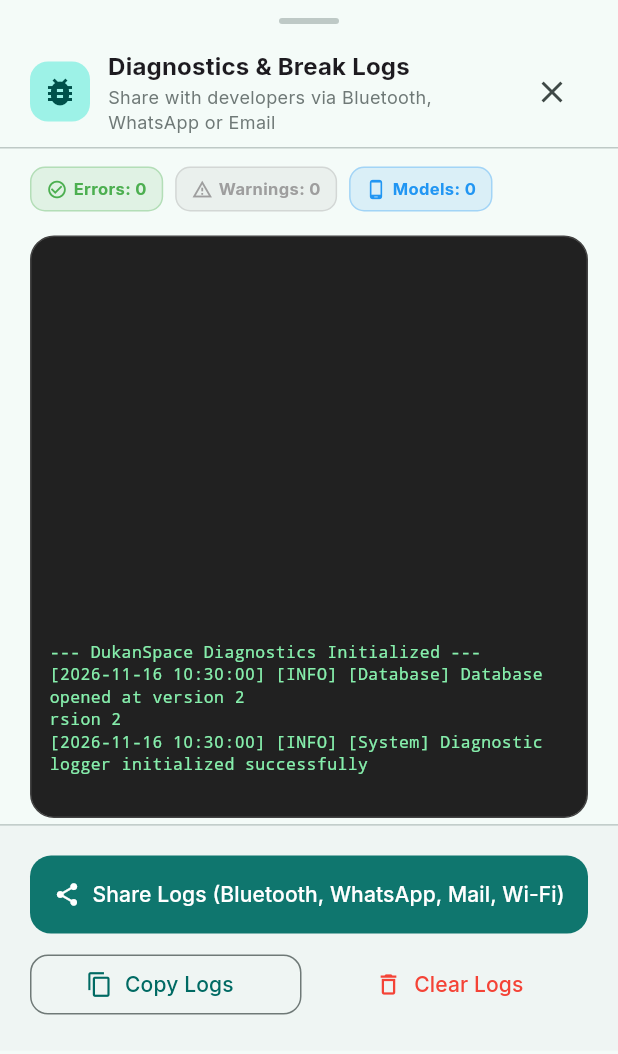
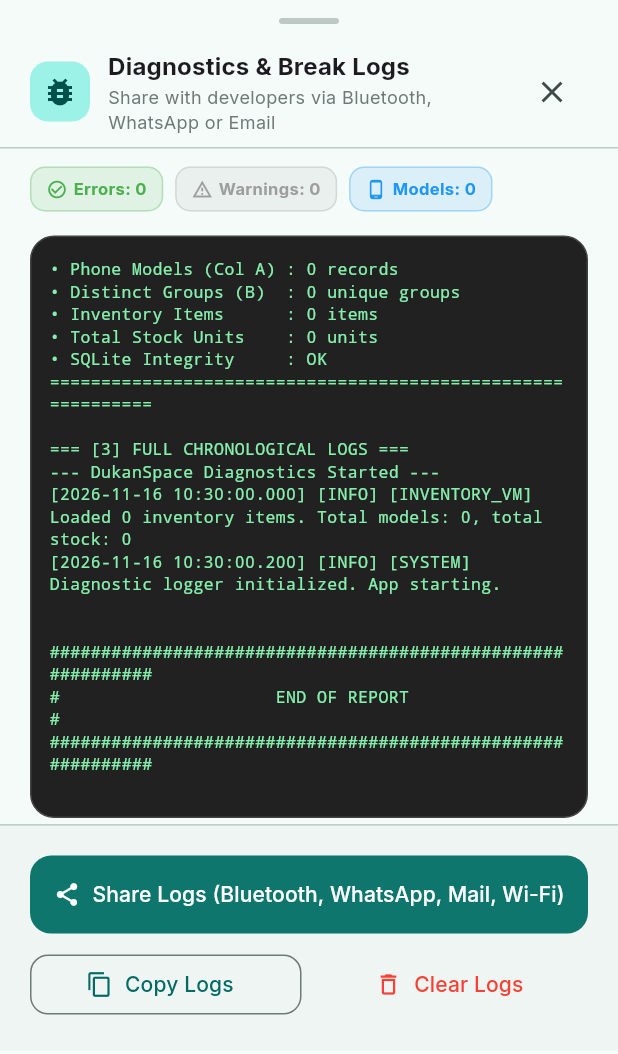
Before and after one commit to rawcode-dev/dukan-space, a Flutter app: the DiagnosticsSheet widget shown alone on an empty page, opened directly, after a tap on "Clear Logs", on a phone screen of 412 x 824 dp. Shown: the top 1054 px of the screen. Run offline on Flutter 3.47's test engine with Material 3 defaults, Android fonts, the phone set to English and light mode, and no system bars; our stand-ins replace file_picker, google_fonts, share_plus, sqflite; missing offline and left inert: excel; accounts and stored records are empty.

Commit message:
feat(diagnostics): instrument full codebase with detailed break logging and system health checks

```diff
--- a/lib/services/diagnostic_service.dart
+++ b/lib/services/diagnostic_service.dart
@@ -4,10 +4,12 @@ import 'package:flutter/foundation.dart';
 import 'package:path/path.dart';
 import 'package:path_provider/path_provider.dart';
 import 'package:share_plus/share_plus.dart';
+import 'package:sqflite/sqflite.dart';
+import '../database/db_provider.dart';
 
 class DiagnosticLogEntry {
   final DateTime timestamp;
-  final String level; // INFO, WARN, ERROR
+  final String level; // INFO, ACTION, WARN, ERROR
   final String tag;
   final String message;
   final String? errorDetails;
@@ -21,10 +23,11 @@ class DiagnosticLogEntry {
   });
 
   String toFormattedString() {
-    final timeStr = timestamp.toIso8601String().substring(0, 19).replaceAll('T', ' ');
-    final buffer = StringBuffer('[$timeStr] [$level] [$tag] $message');
+    final timeStr = timestamp.toIso8601String().substring(11, 23); // HH:mm:ss.mmm
+    final dateStr = timestamp.toIso8601String().substring(0, 10); // YYYY-MM-DD
+    final buffer = StringBuffer('[$dateStr $timeStr] [$level] [$tag] $message');
     if (errorDetails != null && errorDetails!.isNotEmpty) {
-      buffer.write('\n  ↳ Details: $errorDetails');
+      buffer.write('\n    ↳ Stack/Details: $errorDetails');
     }
     return buffer.toString();
   }
@@ -35,7 +38,7 @@ class DiagnosticService {
   static final DiagnosticService instance = DiagnosticService._internal();
 
   static const String _logFileName = 'dukan_diagnostics.log';
-  static const int _maxInMemoryEntries = 150;
+  static const int _maxInMemoryEntries = 250;
   static const int _maxFileSizeBytes = 1024 * 1024; // 1 MB max on disk
 
   final List<DiagnosticLogEntry> _memoryBuffer = [];
@@ -51,10 +54,10 @@ class DiagnosticService {
       _logFile = File(join(dir.path, _logFileName));
       if (!await _logFile!.exists()) {
         await _logFile!.create(recursive: true);
-        await _logFile!.writeAsString('--- DukanSpace Diagnostics Initialized ---\n');
+        await _logFile!.writeAsString('--- DukanSpace Diagnostics Started ---\n');
       }
       _isInitialized = true;
-      logInfo('System', 'Diagnostic logger initialized successfully');
+      logInfo('SYSTEM', 'Diagnostic logger initialized. App starting.');
     } catch (e) {
       debugPrint('Failed to initialize DiagnosticService file: $e');
     }
@@ -62,6 +65,11 @@ class DiagnosticService {
 
   void logInfo(String tag, String message) {
     _record('INFO', tag, message);
+  }
+
+  void logAction(String tag, String action, [Map<String, dynamic>? params]) {
+    final paramStr = params != null && params.isNotEmpty ? ' | Data: $params' : '';
+    _record('ACTION', tag, '$action$paramStr');
   }
 
   void logWarning(String tag, String message) {
@@ -89,16 +97,15 @@ class DiagnosticService {
       errorDetails: errorDetails,
     );
 
-    // Maintain in-memory circular buffer for fast UI display
+    // Maintain in-memory circular buffer for quick UI inspection
     if (_memoryBuffer.length >= _maxInMemoryEntries) {
       _memoryBuffer.removeAt(0);
     }
     _memoryBuffer.add(entry);
 
-    // Print to debug console
     debugPrint(entry.toFormattedString());
 
-    // Asynchronously append to disk file
+    // Asynchronously append to persistent file
     _appendToFile(entry);
   }
 
@@ -107,9 +114,8 @@ class DiagnosticService {
     try {
       if (await _logFile!.exists()) {
         final length = await _logFile!.length();
-        // If file exceeds max size, trim it to save flash memory on budget devices
         if (length > _maxFileSizeBytes) {
-          await _logFile!.writeAsString('--- Log Truncated Due to Size Limit ---\n');
+          await _logFile!.writeAsString('--- Log Truncated Due to 1MB Limit ---\n');
         }
       }
       await _logFile!.writeAsString(
@@ -139,56 +145,117 @@ class DiagnosticService {
         await _logFile!.writeAsString('--- DukanSpace Diagnostics Reset ---\n');
       }
     } catch (_) {}
-    logInfo('System', 'Diagnostics logs cleared by user');
+    logInfo('SYSTEM', 'Diagnostics logs cleared by user');
   }
 
   Future<String> generateDiagnosticReport({Map<String, int>? dbStats}) async {
     final now = DateTime.now().toIso8601String();
     final buffer = StringBuffer();
-    buffer.writeln('==============================================');
-    buffer.writeln('DUKANSPACE SYSTEM DIAGNOSTIC REPORT');
-    buffer.writeln('Generated At: $now');
-    buffer.writeln('Platform: Android / Flutter');
-    buffer.writeln('App Version: 1.0.0+1');
-    buffer.writeln('==============================================\n');
 
-    buffer.writeln('--- DATABASE STATUS ---');
-    if (dbStats != null) {
-      buffer.writeln('• Phone Models Count : ${dbStats['models'] ?? 0}');
-      buffer.writeln('• Inventory Items     : ${dbStats['items'] ?? 0}');
-      buffer.writeln('• Total Stock Count   : ${dbStats['stock'] ?? 0}');
+    buffer.writeln('############################################################');
+    buffer.writeln('#             DUKANSPACE SYSTEM DIAGNOSTIC REPORT          #');
+    buffer.writeln('############################################################');
+    buffer.writeln('Generated At : $now');
+    buffer.writeln('App Version  : 1.0.0+1');
+    buffer.writeln('Platform     : ${Platform.operatingSystem} ${Platform.operatingSystemVersion}');
+    buffer.writeln('Dart Runtime : ${kReleaseMode ? "Release Mode" : (kProfileMode ? "Profile Mode" : "Debug Mode")}');
+    buffer.writeln('Locale       : ${Platform.localeName}');
+    buffer.writeln('============================================================\n');
+
+    // 1. EXECUTIVE ISSUE SUMMARY
+    final errorEntries = _memoryBuffer.where((e) => e.level == 'ERROR').toList();
+    final warnEntries = _memoryBuffer.where((e) => e.level == 'WARN').toList();
+
+    buffer.writeln('=== [1] EXECUTIVE ISSUE SUMMARY ===');
+    buffer.writeln('• Total Errors Logged   : ${errorEntries.length}');
+    buffer.writeln('• Total Warnings Logged : ${warnEntries.length}');
+
+    if (errorEntries.isNotEmpty) {
+      buffer.writeln('\n🚨 RECENT CRITICAL ERRORS:');
+      for (int i = 0; i < errorEntries.length && i < 5; i++) {
+        final err = errorEntries[errorEntries.length - 1 - i];
+        buffer.writeln('  #${i + 1} [${err.tag}] ${err.message}');
+        if (err.errorDetails != null) {
+          final firstLine = err.errorDetails!.split('\n').first;
+          buffer.writeln('     Error: $firstLine');
+        }
+      }
     } else {
-      buffer.writeln('• Status: Database connected');
+      buffer.writeln('✅ No critical errors logged in this session.');
     }
-    buffer.writeln('');
+    buffer.writeln('============================================================\n');
 
-    buffer.writeln('--- RECENT SYSTEM & BREAK LOGS ---');
+    // 2. SQLITE DATABASE DIAGNOSTICS
+    buffer.writeln('=== [2] DATABASE HEALTH CHECK ===');
+    try {
+      final db = await DBProvider.instance.database;
+      final dbPath = await getDatabasesPath();
+      final fullPath = join(dbPath, 'dukan_space_inventory.db');
+      final dbFile = File(fullPath);
+      final exists = await dbFile.exists();
+      final sizeKb = exists ? (await dbFile.length()) / 1024 : 0;
+
+      buffer.writeln('• DB File Exists : $exists');
+      buffer.writeln('• DB File Path   : $fullPath');
+      buffer.writeln('• DB File Size   : ${sizeKb.toStringAsFixed(2)} KB');
+
+      // Table Counts
+      final modelCount = Sqflite.firstIntValue(
+            await db.rawQuery('SELECT COUNT(*) FROM ${DBProvider.tablePhoneModels}'),
+          ) ?? 0;
+      final inventoryCount = Sqflite.firstIntValue(
+            await db.rawQuery('SELECT COUNT(*) FROM ${DBProvider.tableInventory}'),
+          ) ?? 0;
+      final stockSum = Sqflite.firstIntValue(
+            await db.rawQuery('SELECT SUM(stock_count) FROM ${DBProvider.tableInventory}'),
+          ) ?? 0;
+      final distinctGroups = Sqflite.firstIntValue(
+            await db.rawQuery('SELECT COUNT(DISTINCT accessory_group_id) FROM ${DBProvider.tablePhoneModels}'),
+          ) ?? 0;
+
+      buffer.writeln('• Phone Models (Col A) : $modelCount records');
+      buffer.writeln('• Distinct Groups (B)  : $distinctGroups unique groups');
+      buffer.writeln('• Inventory Items      : $inventoryCount items');
+      buffer.writeln('• Total Stock Units    : $stockSum units');
+
+      // Integrity Check
+      final integrity = await db.rawQuery('PRAGMA integrity_check(1)');
+      buffer.writeln('• SQLite Integrity     : ${integrity.isNotEmpty ? integrity.first.values.first : "OK"}');
+    } catch (e) {
+      buffer.writeln('⚠️ Database inspection error: $e');
+    }
+    buffer.writeln('============================================================\n');
+
+    // 3. FULL CHRONOLOGICAL ACTION & BREAK LOGS
+    buffer.writeln('=== [3] FULL CHRONOLOGICAL LOGS ===');
     final logText = await getFullLogText();
-    buffer.writeln(logText.isEmpty ? 'No errors or log records captured.' : logText);
+    buffer.writeln(logText.isEmpty ? 'No events recorded in log file.' : logText);
+    buffer.writeln('\n############################################################');
+    buffer.writeln('#                     END OF REPORT                        #');
+    buffer.writeln('############################################################');
 
     return buffer.toString();
   }
 
   Future<void> shareLogs({Map<String, int>? dbStats}) async {
+    logAction('SHARE', 'User triggered shareLogs action');
     try {
       final report = await generateDiagnosticReport(dbStats: dbStats);
       final dir = await getTemporaryDirectory();
-      final reportFile = File(join(dir.path, 'dukanspace_break_logs.txt'));
+      final reportFile = File(join(dir.path, 'dukanspace_break_report.txt'));
       await reportFile.writeAsString(report);
 
       await Share.shareXFiles(
         [XFile(reportFile.path, mimeType: 'text/plain')],
         subject: 'DukanSpace Break Logs & System Diagnostics',
-        text: 'Attached is the DukanSpace diagnostic report including system error logs and device status.',
+        text: 'DukanSpace Diagnostic & Break Report attached.',
       );
-    } catch (e) {
-      debugPrint('Error sharing diagnostic logs: $e');
-      // Fallback to text sharing if file sharing fails
+      logInfo('SHARE', 'Native Android share sheet opened successfully');
+    } catch (e, stack) {
+      logError('SHARE', 'Failed to share report via native intent', e, stack);
+      // Fallback: share as raw text
       final report = await generateDiagnosticReport(dbStats: dbStats);
-      await Share.share(
-        report,
-        subject: 'DukanSpace Break Logs & System Diagnostics',
-      );
+      await Share.share(report, subject: 'DukanSpace Break Report');
     }
   }
 }
--- a/lib/viewmodels/inventory_viewmodel.dart
+++ b/lib/viewmodels/inventory_viewmodel.dart
@@ -1,6 +1,7 @@
 import 'package:flutter/material.dart';
 import '../database/inventory_repository.dart';
 import '../models/inventory_item.dart';
+import '../services/diagnostic_service.dart';
 
 class InventoryViewModel extends ChangeNotifier {
   final InventoryRepository _repository;
@@ -39,9 +40,13 @@ class InventoryViewModel extends ChangeNotifier {
       _items = await _repository.getAllInventory(query: _filterQuery);
       _stats = await _repository.getQuickStats();
       await loadMetadata();
-    } catch (e) {
+      DiagnosticService.instance.logInfo(
+        'INVENTORY_VM',
+        'Loaded ${_items.length} inventory items. Total models: ${_stats["models"]}, total stock: ${_stats["stock"]}',
+      );
+    } catch (e, stack) {
       _errorMessage = 'Failed to load inventory: ${e.toString()}';
-      debugPrint(_errorMessage);
+      DiagnosticService.instance.logError('INVENTORY_VM', 'loadInventory failed', e, stack);
     } finally {
       _isLoading = false;
       notifyListeners();
@@ -53,18 +58,24 @@ class InventoryViewModel extends ChangeNotifier {
       _existingGroups = await _repository.getDistinctGroupIds();
       _existingShelves = await _repository.getDistinctShelves();
       _existingBoxes = await _repository.getDistinctBoxes();
-    } catch (e) {
-      debugPrint('Failed to load metadata: $e');
+    } catch (e, stack) {
+      DiagnosticService.instance.logError('INVENTORY_VM', 'loadMetadata failed', e, stack);
     }
   }
 
   void filterInventory(String query) {
     _filterQuery = query.isEmpty ? null : query;
+    DiagnosticService.instance.logAction('INVENTORY_VM', 'filterInventory applied', {'filter': query});
     loadInventory();
   }
 
   Future<bool> saveOrUpdateItem(InventoryItem item) async {
     _errorMessage = null;
+    DiagnosticService.instance.logAction(
+      'INVENTORY_VM',
+      item.id == null ? 'saveNewItem' : 'updateItem',
+      item.toMap(),
+    );
     try {
       if (item.id == null) {
         await _repository.insertInventory(item);
@@ -72,10 +83,11 @@ class InventoryViewModel extends ChangeNotifier {
         await _repository.updateInventory(item);
       }
       await loadInventory();
+      DiagnosticService.instance.logInfo('INVENTORY_VM', 'Item saved successfully: ${item.itemType} (${item.accessoryGroupId})');
       return true;
-    } catch (e) {
+    } catch (e, stack) {
       _errorMessage = e.toString();
-      debugPrint('Error saving item: $e');
+      DiagnosticService.instance.logError('INVENTORY_VM', 'saveOrUpdateItem failed', e, stack);
       notifyListeners();
       return false;
     }
@@ -88,6 +100,14 @@ class InventoryViewModel extends ChangeNotifier {
     final current = _items[index];
     final updatedStock = (current.stockCount + delta).clamp(0, 999999);
 
+    DiagnosticService.instance.logAction('INVENTORY_VM', 'adjustStock', {
+      'id': id,
+      'type': current.itemType,
+      'oldStock': current.stockCount,
+      'newStock': updatedStock,
+      'delta': delta,
+    });
+
     // Optimistic UI update for low-spec responsiveness
     _items[index] = current.copyWith(stockCount: updatedStock);
     notifyListeners();
@@ -95,18 +115,21 @@ class InventoryViewModel extends ChangeNotifier {
     try {
       await _repository.updateStockCount(id, updatedStock);
       _stats = await _repository.getQuickStats();
-    } catch (e) {
-      debugPrint('Error updating stock: $e');
+    } catch (e, stack) {
+      DiagnosticService.instance.logError('INVENTORY_VM', 'adjustStock failed for id $id', e, stack);
     }
     notifyListeners();
   }
 
   Future<void> deleteItem(int id) async {
+    DiagnosticService.instance.logAction('INVENTORY_VM', 'deleteItem initiated', {'id': id});
     try {
       await _repository.deleteInventory(id);
       await loadInventory();
-    } catch (e) {
+      DiagnosticService.instance.logInfo('INVENTORY_VM', 'Item $id deleted successfully');
+    } catch (e, stack) {
       _errorMessage = e.toString();
+      DiagnosticService.instance.logError('INVENTORY_VM', 'deleteItem failed for id $id', e, stack);
       notifyListeners();
     }
   }
--- a/lib/views/diagnostics_sheet.dart
+++ b/lib/views/diagnostics_sheet.dart
@@ -31,11 +31,21 @@ class _DiagnosticsSheetState extends State<DiagnosticsSheet> {
   }
 
   Future<void> _loadLogs() async {
-    final text = await DiagnosticService.instance.getFullLogText();
-    if (mounted) {
-      setState(() {
-        _cachedLogText = text.isEmpty ? 'No diagnostic logs recorded yet.' : text;
-      });
+    try {
+      final invVm = context.read<InventoryViewModel>();
+      final report = await DiagnosticService.instance.generateDiagnosticReport(dbStats: invVm.stats);
+      if (mounted) {
+        setState(() {
+          _cachedLogText = report;
+        });
+      }
+    } catch (_) {
+      final text = await DiagnosticService.instance.getFullLogText();
+      if (mounted) {
+        setState(() {
+          _cachedLogText = text.isEmpty ? 'No diagnostic logs recorded yet.' : text;
+        });
+      }
     }
   }
 
```
Also changed, not shown: lib/database/inventory_repository.dart (+121 -10 lines), lib/services/search_service.dart (+19 -1 lines), lib/viewmodels/import_viewmodel.dart (+38 -5 lines), lib/viewmodels/search_viewmodel.dart (+6 -3 lines).
